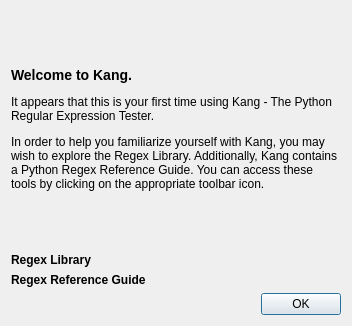
Qt form kang/gui/newUserDialogBA.ui (geckoblu/kang) before a commit.
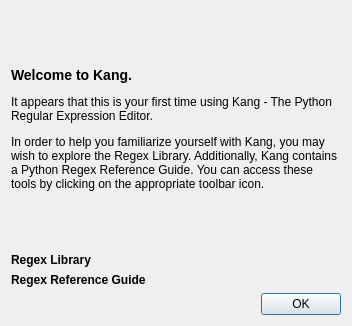
The same form after that commit. Icons and pictures are not drawn.

Commit message: Update Kang description

```diff
--- a/kang/gui/newUserDialogBA.ui
+++ b/kang/gui/newUserDialogBA.ui
@@ -25,7 +25,7 @@
      <item>
       <widget class="QLabel" name="textLabel1">
        <property name="text">
-        <string>&lt;html&gt;&lt;head/&gt;&lt;body&gt;&lt;p&gt;&lt;span style=&quot; font-size:large; font-weight:600;&quot;&gt;Welcome to Kang.&lt;/span&gt;&lt;/p&gt;&lt;p&gt;It appears that this is your first time using Kang - The Python Regular Expression Tester. &lt;/p&gt;&lt;p&gt;In order to help you familiarize yourself with Kang, you may wish to explore the Regex Library. Additionally, Kang contains a Python Regex Reference Guide. You can access these tools by clicking on the appropriate toolbar icon.&lt;/p&gt;&lt;/body&gt;&lt;/html&gt;</string>
+        <string>&lt;html&gt;&lt;head/&gt;&lt;body&gt;&lt;p&gt;&lt;span style=&quot; font-size:large; font-weight:600;&quot;&gt;Welcome to Kang.&lt;/span&gt;&lt;/p&gt;&lt;p&gt;It appears that this is your first time using Kang - The Python Regular Expression Editor. &lt;/p&gt;&lt;p&gt;In order to help you familiarize yourself with Kang, you may wish to explore the Regex Library. Additionally, Kang contains a Python Regex Reference Guide. You can access these tools by clicking on the appropriate toolbar icon.&lt;/p&gt;&lt;/body&gt;&lt;/html&gt;</string>
        </property>
        <property name="alignment">
         <set>Qt::AlignVCenter</set>
```
The commit also changes 10 other files.
